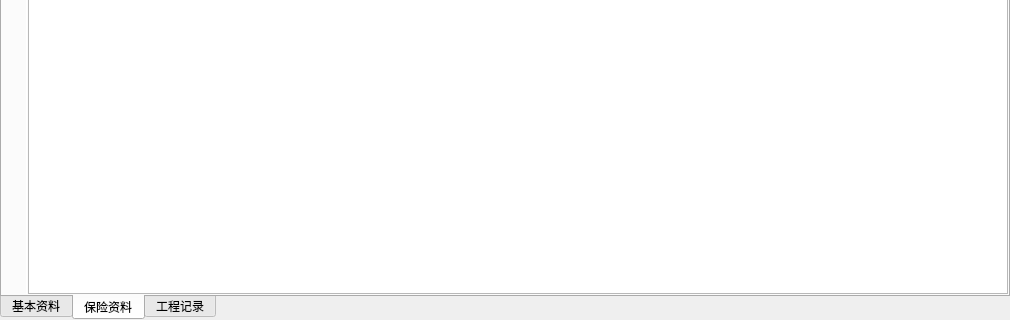
longcp/CarRentalManagement, file ui/dialog/car/careditdialog.ui: the form before one commit; both pictures show x 0 to 1010 and y 462 to 782 of the 1010 by 782 pixel window.
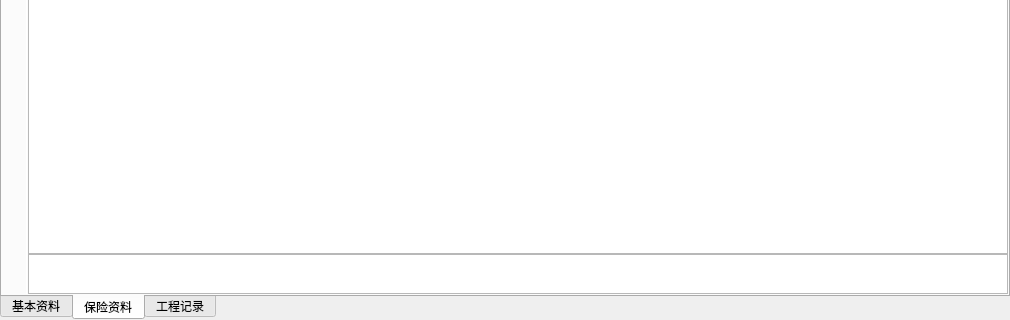
The form after the commit. The open tabs and pages were chosen to show the change.

Commit message: 调整客户资料及编辑客户资料界面

```diff
--- a/ui/dialog/car/careditdialog.ui
+++ b/ui/dialog/car/careditdialog.ui
@@ -2103,7 +2103,7 @@
              <attribute name="title">
               <string>商险记录</string>
              </attribute>
-             <layout class="QHBoxLayout" name="horizontalLayout_22">
+             <layout class="QVBoxLayout" name="verticalLayout_5">
               <property name="spacing">
                <number>0</number>
               </property>
@@ -2120,7 +2120,24 @@
                <number>0</number>
               </property>
               <item>
-               <widget class="QTableView" name="businessTableView"/>
+               <widget class="QTableView" name="businessTableView">
+                <attribute name="horizontalHeaderDefaultSectionSize">
+                 <number>200</number>
+                </attribute>
+               </widget>
+              </item>
+              <item>
+               <widget class="QTableView" name="businessSumTableView">
+                <property name="maximumSize">
+                 <size>
+                  <width>16777215</width>
+                  <height>40</height>
+                 </size>
+                </property>
+                <attribute name="horizontalHeaderDefaultSectionSize">
+                 <number>200</number>
+                </attribute>
+               </widget>
               </item>
              </layout>
             </widget>
```
Left out of the diff: 44 changed lines with no effect on the pictures. The commit also changes 4 other files.
